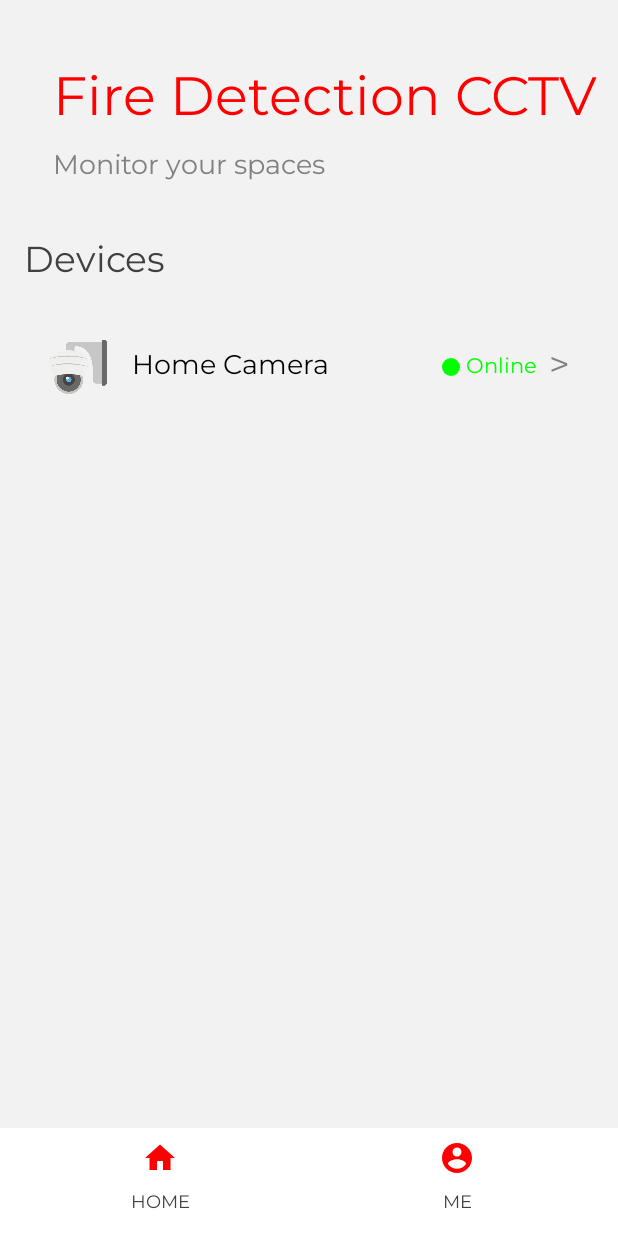
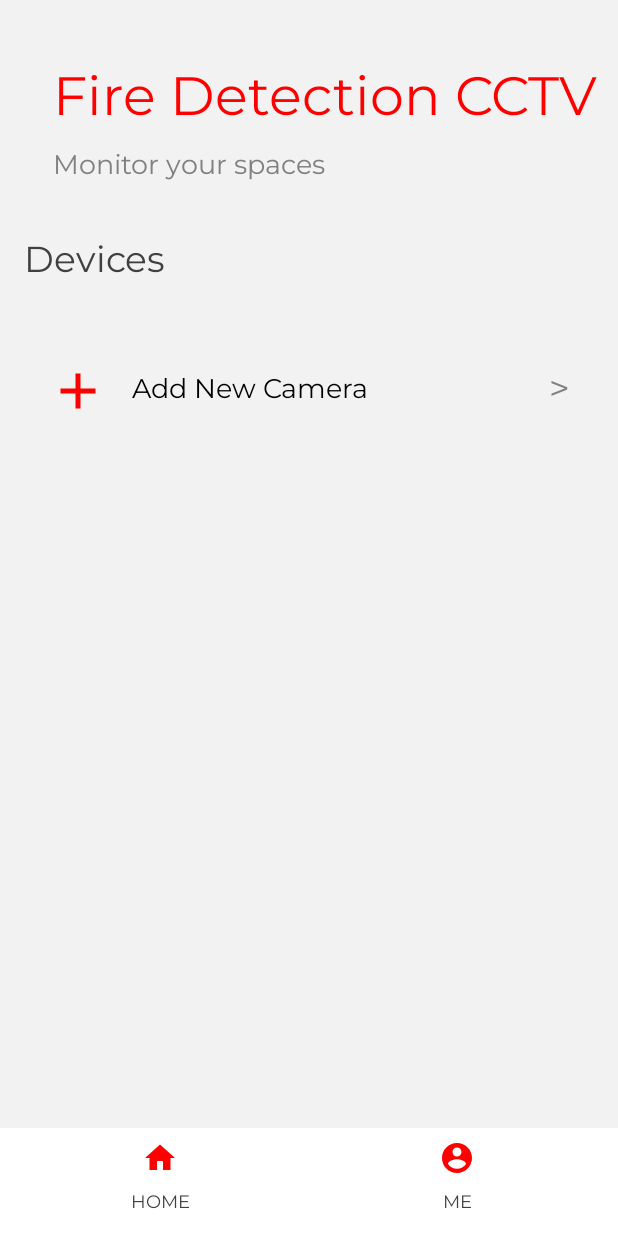
Before and after one commit to tttttien/fire-detection-esp32-camera, an Android app built with Jetpack Compose: the MainActivity screen opened directly, with no data from a screen before it, on a phone screen of 412 x 824 dp. Run offline under Robolectric (Android 15) with nearby library versions, the phone set to English and light mode, and no system bars; libraries missing offline, so code that uses them is left out: io.github.jan.supabase; 4 statements that could not run were skipped.

Commit message:
feat(): Add camera function and only see the history when registering

```diff
--- a/app/src/main/AndroidManifest.xml
+++ b/app/src/main/AndroidManifest.xml
@@ -48,6 +48,9 @@
         <activity android:name=".VideoPlayerActivity"
             android:exported="false"
             android:screenOrientation="sensorLandscape" />
+        <!-- Khai báo AddCameraActivity -->
+        <activity android:name=".AddCameraActivity"
+            android:exported="false" />
     </application>
 
 </manifest>
--- a/app/src/main/java/com/example/camera_fire/MainActivity.kt
+++ b/app/src/main/java/com/example/camera_fire/MainActivity.kt
@@ -2,14 +2,22 @@ package com.example.camera_fire
 
 import android.content.Intent
 import android.os.Bundle
+import android.view.LayoutInflater
+import android.widget.ImageView
+import android.widget.LinearLayout
+import android.widget.TextView
+import android.widget.Toast
 import androidx.appcompat.app.AppCompatActivity
 import com.example.camera_fire.databinding.ActivityMainBinding
-import io.github.jan.supabase.auth.auth     // ✅ v3: thay cho gotrue.auth
+import io.github.jan.supabase.auth.auth
+import io.github.jan.supabase.postgrest.postgrest
 import kotlinx.coroutines.CoroutineScope
 import kotlinx.coroutines.Dispatchers
 import kotlinx.coroutines.launch
 import kotlinx.coroutines.withContext
+import kotlinx.serialization.json.JsonPrimitive
 import kotlinx.serialization.json.jsonPrimitive
+import kotlinx.serialization.Serializable
 
 class MainActivity : AppCompatActivity() {
 
@@ -27,6 +35,7 @@ class MainActivity : AppCompatActivity() {
         if (user != null) {
             val userName = user.userMetadata?.get("name")?.jsonPrimitive?.content ?: "User"
             binding.headline.text = "Welcome, $userName"
+            loadCameras()
         } else {
             // Nếu chưa đăng nhập → điều hướng về SignInActivity
             startActivity(Intent(this, SignInActivity::class.java))
@@ -39,15 +48,76 @@ class MainActivity : AppCompatActivity() {
             startActivity(Intent(this, ProfileActivity::class.java))
         }
 
-        // Nút mở camera ESP32
-        binding.btnEsp32Cam.setOnClickListener {
-            startActivity(Intent(this, Esp32CamActivity::class.java))
+        // Nút thêm camera mới
+        binding.btnAddCamera.setOnClickListener {
+            startActivity(Intent(this, AddCameraActivity::class.java))
         }
 
         // Nút đăng xuất (nếu có thêm trong layout)
 //        binding.btnLogout?.setOnClickListener {
 //            signOutAndStartSignInActivity()
 //        }
+    }
+
+    override fun onResume() {
+        super.onResume()
+        // Tải lại danh sách camera khi quay lại MainActivity
+        val user = supabase.auth.currentUserOrNull()
+        if (user != null) {
+            loadCameras()
+        }
+    }
+
+    private fun loadCameras() {
+        CoroutineScope(Dispatchers.IO).launch {
+            try {
+                val userId = supabase.auth.currentUserOrNull()?.id
+                if (userId == null) {
+                    withContext(Dispatchers.Main) {
+                        // Toast.makeText(this@MainActivity, "Bạn chưa đăng nhập", Toast.LENGTH_SHORT).show()
+                    }
+                    return@launch
+                }
+
+                val response = supabase.postgrest["cameras"]
+                    .select { filter { eq("owner_id", userId) } } // Lấy các camera có user_id khớp
+
+                val cameras = response.decodeList<Camera>() // Decode sang danh sách Camera
+
+                withContext(Dispatchers.Main) {
+                    binding.camerasContainer.removeAllViews() // Xóa các view cũ trước khi thêm mới
+
+                    if (cameras.isEmpty()) {
+                        // Hiển thị thông báo nếu không có camera nào
+                        val noCameraText = TextView(this@MainActivity).apply {
+                            text = "Chưa có camera nào được thêm. Hãy thêm một camera mới!"
+                            textSize = 16f
+                            setTextColor(resources.getColor(R.color.red, theme))
+                            setPadding(32, 32, 32, 32)
+                        }
+                        binding.camerasContainer.addView(noCameraText)
+                    } else {
+                        cameras.forEach { camera ->
+                            val cameraView = LayoutInflater.from(this@MainActivity).inflate(R.layout.item_camera, binding.camerasContainer, false) as LinearLayout
+                            cameraView.findViewById<TextView>(R.id.cameraLabel).text = camera.label
+
+                            cameraView.setOnClickListener {
+                                val intent = Intent(this@MainActivity, Esp32CamActivity::class.java)
+                                intent.putExtra("camera_index", camera.camera_index)
+                                intent.putExtra("camera_label", camera.label)
+                                startActivity(intent)
+                            }
+                            binding.camerasContainer.addView(cameraView)
+                        }
+                    }
+                }
+            } catch (e: Exception) {
+                withContext(Dispatchers.Main) {
+                    Toast.makeText(this@MainActivity, "Lỗi khi tải camera: ${e.message}", Toast.LENGTH_LONG).show()
+                    e.printStackTrace()
+                }
+            }
+        }
     }
 
     private fun signOutAndStartSignInActivity() {
@@ -61,3 +131,13 @@ class MainActivity : AppCompatActivity() {
         }
     }
 }
+
+// Data class để dễ dàng decode dữ liệu từ Supabase
+// Đảm bảo tên thuộc tính khớp với tên cột trong bảng 'cameras' của bạn
+@Serializable
+data class Camera(
+    val owner_id: String,
+    val camera_index: Int,
+    val label: String,
+    val created_at: String? = null
+)
--- /dev/null
+++ b/app/src/main/res/drawable/ic_add.xml
@@ -0,0 +1,9 @@
+<vector xmlns:android="http://schemas.android.com/apk/res/android"
+    android:width="24dp"
+    android:height="24dp"
+    android:viewportWidth="24"
+    android:viewportHeight="24">
+    <path
+        android:fillColor="@android:color/white"
+        android:pathData="M19,13h-6v6h-2v-6H5v-2h6V5h2v6h6v2z"/>
+</vector>
--- a/app/src/main/res/layout/activity_main.xml
+++ b/app/src/main/res/layout/activity_main.xml
@@ -36,8 +36,19 @@
         android:textColor="#404040"
         android:textSize="24sp" />
 
+    <!-- Container for dynamically added cameras -->
     <LinearLayout
-        android:id="@+id/btnEsp32Cam"
+        android:id="@+id/camerasContainer"
+        android:layout_width="match_parent"
+        android:layout_height="wrap_content"
+        android:orientation="vertical"
+        android:layout_marginStart="16dp"
+        android:layout_marginEnd="16dp"
+        android:layout_marginTop="16dp" />
+
+    <!-- New button for adding camera -->
+    <LinearLayout
+        android:id="@+id/btnAddCamera"
         android:layout_width="match_parent"
         android:layout_height="wrap_content"
         android:layout_marginStart="16dp"
@@ -52,57 +63,18 @@
         <ImageView
             android:layout_width="40dp"
             android:layout_height="40dp"
-            android:src="@drawable/cctv"
-             />
+            android:src="@drawable/ic_add"
+            app:tint="#FF0000" />
 
         <TextView
             android:layout_width="0dp"
             android:layout_height="wrap_content"
             android:layout_weight="1"
             android:layout_marginStart="16dp"
-            android:text="Home Camera"
+            android:text="Add New Camera"
             android:textColor="#000000"
             android:textSize="18sp"
             android:layout_gravity="center_vertical" />
-
-        <LinearLayout
-            android:layout_width="wrap_content"
-            android:layout_height="wrap_content"
-            android:orientation="horizontal"
-            android:layout_gravity="center_vertical">
-
-            <ImageView
-                android:layout_width="12dp"
-                android:layout_height="12dp"
-                android:src="@drawable/circle"
-                android:layout_gravity="center_vertical" />
-
-            <TextView
-                android:layout_width="wrap_content"
-                android:layout_height="wrap_content"
-                android:layout_marginStart="4dp"
-                android:text="Online"
-                android:textColor="#00FF00"
-                android:textSize="14sp"
-                android:layout_gravity="center_vertical" />
-
-<!--            <ImageView-->
-<!--                android:layout_width="20dp"-->
-<!--                android:layout_height="20dp"-->
-<!--                android:src="@drawable/flame_icon"-->
-<!--                android:layout_marginStart="16dp"-->
-<!--                android:layout_gravity="center_vertical" />-->
-
-<!--&lt;!&ndash;            <TextView&ndash;&gt;-->
-<!--&lt;!&ndash;                android:layout_width="wrap_content"&ndash;&gt;-->
-<!--&lt;!&ndash;                android:layout_height="wrap_content"&ndash;&gt;-->
-<!--&lt;!&ndash;                android:layout_marginStart="4dp"&ndash;&gt;-->
-<!--&lt;!&ndash;                android:text="No alerts"&ndash;&gt;-->
-<!--&lt;!&ndash;                android:textColor="#FF0000"&ndash;&gt;-->
-<!--&lt;!&ndash;                android:textSize="14sp"&ndash;&gt;-->
-<!--&lt;!&ndash;                android:layout_gravity="center_vertical" />&ndash;&gt;-->
-
-        </LinearLayout>
 
         <TextView
             android:layout_width="wrap_content"
```
Also changed, not shown: app/src/main/java/com/example/camera_fire/AddCameraActivity.kt (added, +75 -0 lines), app/src/main/res/layout/activity_add_camera.xml (added, +37 -0 lines), app/src/main/res/layout/item_camera.xml (added, +61 -0 lines).
